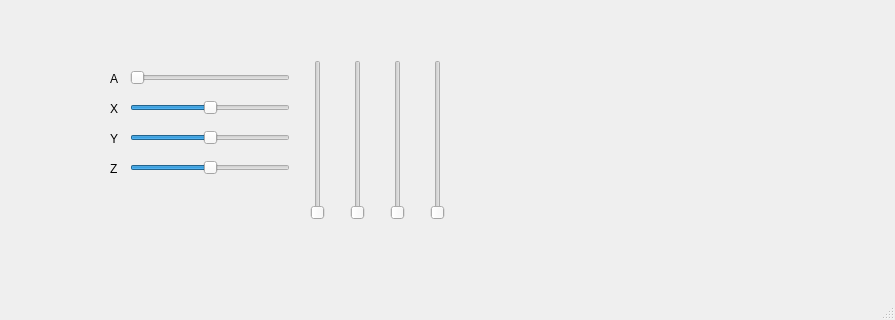
Old version of the form cw/mainwindow.ui in the repository thehighestmath/CompGraphics.
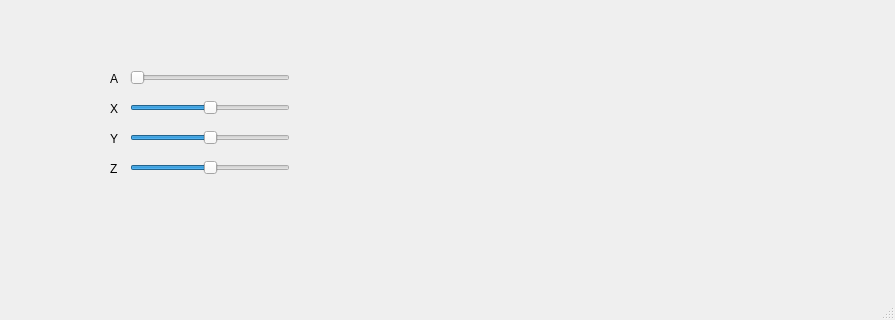
New version of the form.

The edit to the form file:
```diff
--- a/cw/mainwindow.ui
+++ b/cw/mainwindow.ui
@@ -142,58 +142,6 @@
      <string>A</string>
     </property>
    </widget>
-   <widget class="QSlider" name="verticalSlider">
-    <property name="geometry">
-     <rect>
-      <x>310</x>
-      <y>60</y>
-      <width>16</width>
-      <height>160</height>
-     </rect>
-    </property>
-    <property name="orientation">
-     <enum>Qt::Vertical</enum>
-    </property>
-   </widget>
-   <widget class="QSlider" name="verticalSlider_2">
-    <property name="geometry">
-     <rect>
-      <x>350</x>
-      <y>60</y>
-      <width>16</width>
-      <height>160</height>
-     </rect>
-    </property>
-    <property name="orientation">
-     <enum>Qt::Vertical</enum>
-    </property>
-   </widget>
-   <widget class="QSlider" name="verticalSlider_3">
-    <property name="geometry">
-     <rect>
-      <x>390</x>
-      <y>60</y>
-      <width>16</width>
-      <height>160</height>
-     </rect>
-    </property>
-    <property name="orientation">
-     <enum>Qt::Vertical</enum>
-    </property>
-   </widget>
-   <widget class="QSlider" name="verticalSlider_4">
-    <property name="geometry">
-     <rect>
-      <x>430</x>
-      <y>60</y>
-      <width>16</width>
-      <height>160</height>
-     </rect>
-    </property>
-    <property name="orientation">
-     <enum>Qt::Vertical</enum>
-    </property>
-   </widget>
   </widget>
   <widget class="QMenuBar" name="menubar">
    <property name="geometry">
```
